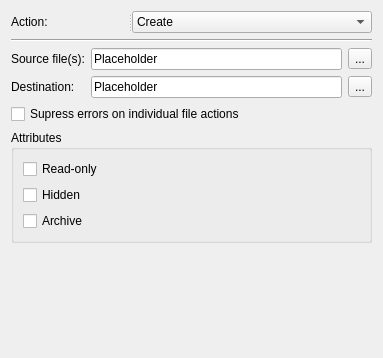
The window that src/plugins/preferences/files/fileswidget.ui (august-alt/gpui) describes before a commit, drawn with Qt 5.
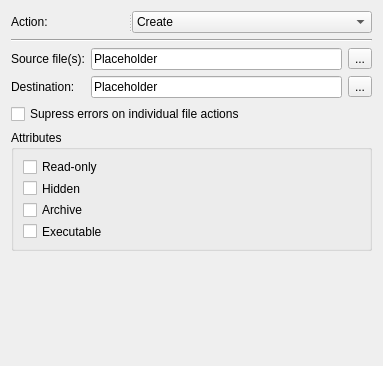
The same window after the commit.

Commit message: feat: add executable attribute to the fileswidget

The edit to the form file:
```diff
--- a/src/plugins/preferences/files/fileswidget.ui
+++ b/src/plugins/preferences/files/fileswidget.ui
@@ -7,7 +7,7 @@
     <x>0</x>
     <y>0</y>
     <width>383</width>
-    <height>358</height>
+    <height>366</height>
    </rect>
   </property>
   <property name="windowTitle">
@@ -168,6 +168,13 @@
         </property>
        </widget>
       </item>
+      <item>
+       <widget class="QCheckBox" name="executable">
+        <property name="text">
+         <string>Executable</string>
+        </property>
+       </widget>
+      </item>
      </layout>
     </widget>
    </item>
```
The commit also changes 8 other files.
